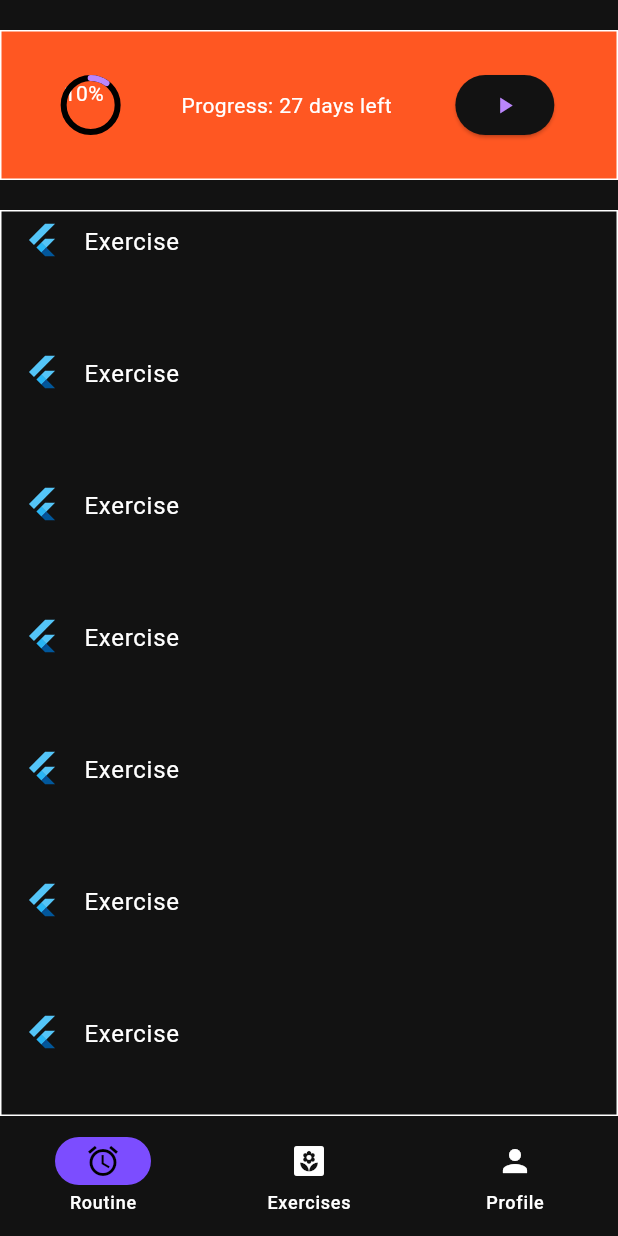
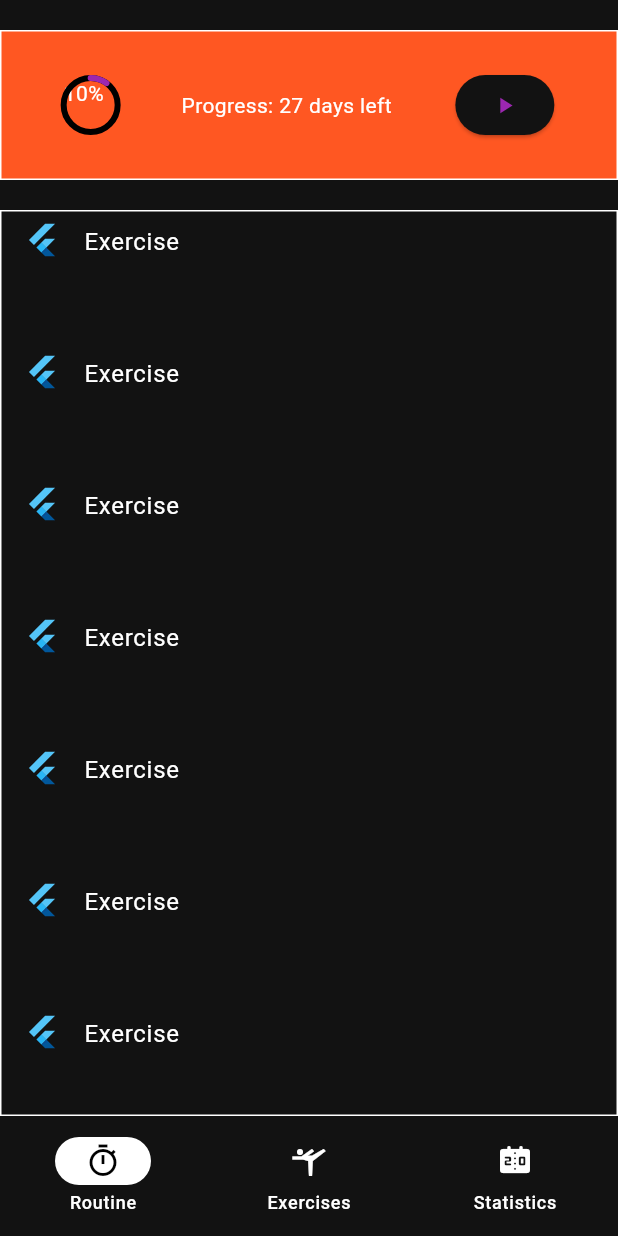
Before and after one commit to AfreAustin/Flutter-Exercise, a Flutter app: the screen it shows after launch, on a phone screen of 412 x 824 dp. Run offline on Flutter 3.47's test engine with Material 2 defaults, Android fonts, the phone set to English and light mode, and no system bars.

Commit message:
finished appbar navigation

```diff
--- a/exercise/lib/main.dart
+++ b/exercise/lib/main.dart
@@ -21,7 +21,7 @@ class ExerciseApp extends StatelessWidget {
     return MaterialApp(
       title: 'Exercise App', // OS task switcher title
       theme: ThemeData(
-        colorScheme: ColorScheme.dark(onPrimary: Colors.purple),
+        colorScheme: ColorScheme.dark(primary: Colors.purple),
         useMaterial3: true,
       ),
       home: SafeArea(
@@ -53,12 +53,15 @@ class _PageNavigationState extends State<PageNavigation> {
             currentPageIndex = i;
           });
         },
+        indicatorColor: Theme.of(context).indicatorColor,
         selectedIndex: currentPageIndex,
-        indicatorColor: Colors.deepPurpleAccent,
         destinations: const <Widget>[
-          NavigationDestination(icon: Icon(Icons.alarm), label: "Routine"),
-          NavigationDestination(icon: Icon(Icons.yard), label: "Exercises"),
-          NavigationDestination(icon: Icon(Icons.person), label: "Profile")
+          NavigationDestination(
+              icon: Icon(Icons.timer_sharp), label: "Routine"),
+          NavigationDestination(
+              icon: Icon(Icons.sports_gymnastics), label: "Exercises"),
+          NavigationDestination(
+              icon: Icon(Icons.scoreboard_rounded), label: "Statistics")
         ],
       ),
       body: <Widget>[
```
